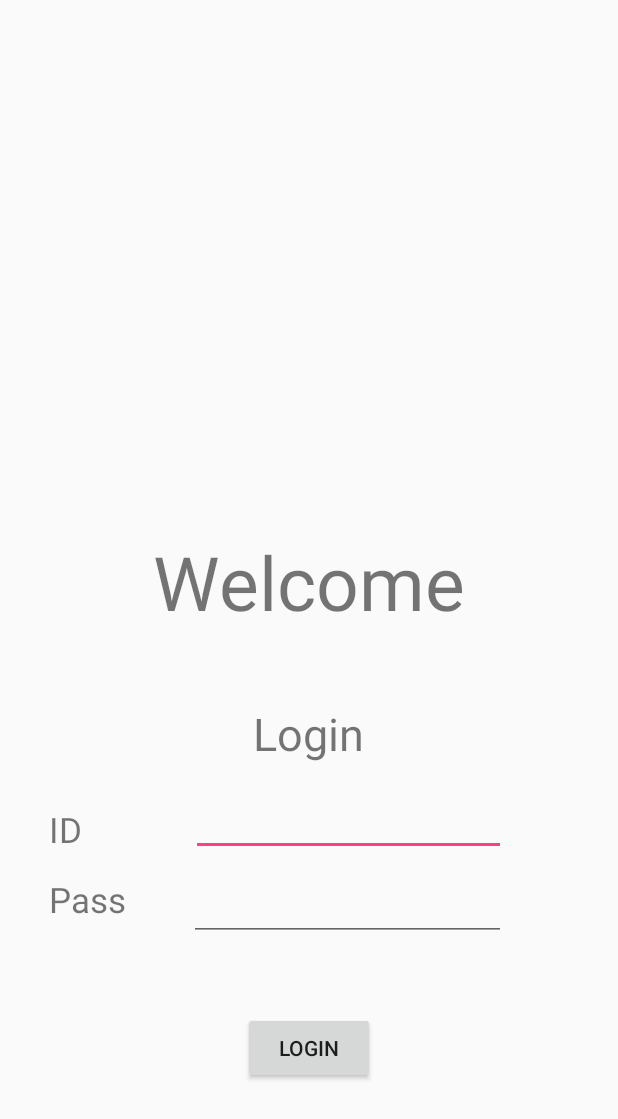
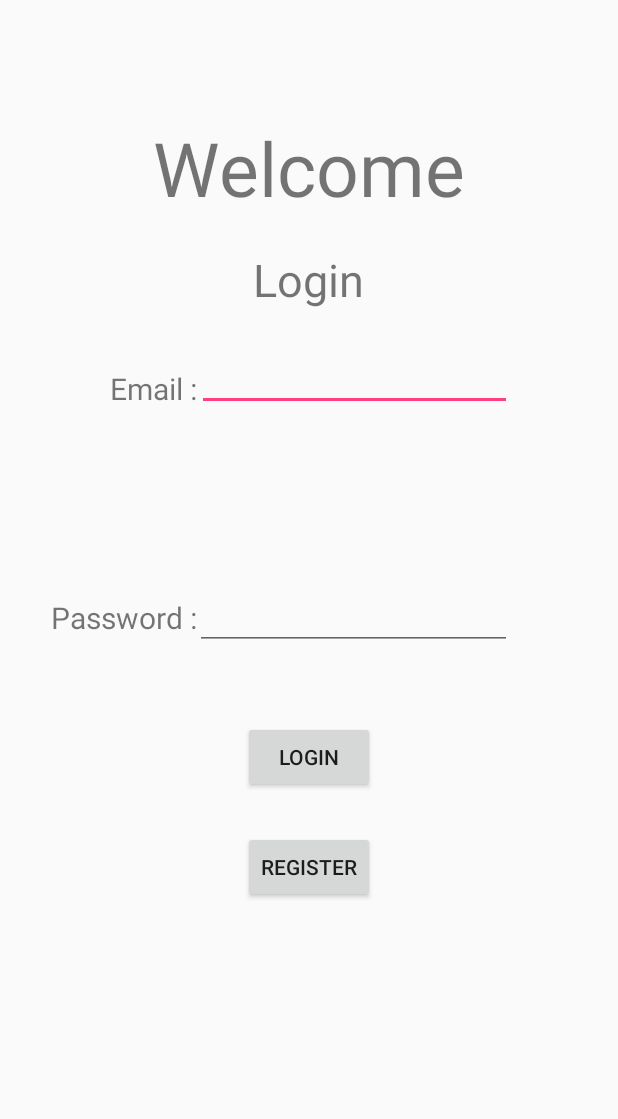
Before and after one commit to fongwz/Orbital-project, an Android app: the screen it shows after launch (MainActivity), after a tap on "LOGIN", on a phone screen of 412 x 824 dp. Shown: the top 1119 px of the screen. Run offline under Robolectric (Android 15) with nearby library versions, the phone set to English and light mode, and no system bars; our stand-ins replace Firebase (no records; nobody signed in at launch, a user with empty details on screens opened directly); libraries missing offline, so code that uses them is left out: com.firebase.client; 2 statements that could not run were skipped.

Commit message:
login system

```diff
--- a/forked/forkedMain/app/src/main/java/com/example/weizheng/forkedmain/LoggedInPage.java
+++ b/forked/forkedMain/app/src/main/java/com/example/weizheng/forkedmain/LoggedInPage.java
@@ -1,16 +1,26 @@
 package com.example.weizheng.forkedmain;
 
+import android.app.Activity;
 import android.support.v7.app.AppCompatActivity;
 import android.os.Bundle;
 import android.content.Intent;
 import android.view.View;
+import android.widget.Toast;
+
+import com.firebase.client.Firebase;
+import com.google.firebase.auth.FirebaseAuth;
 
 public class LoggedInPage extends AppCompatActivity {
+
+    private Firebase myFirebaseRef;
 
     @Override
     protected void onCreate(Bundle savedInstanceState) {
         super.onCreate(savedInstanceState);
         setContentView(R.layout.activity_logged_in_page);
+
+        Firebase.setAndroidContext(this);
+        myFirebaseRef = new Firebase("https://forked-up.firebaseio.com/"); //reference to root directory
     }
 
     //public void onPreferenceClick()
@@ -38,6 +48,15 @@ public class LoggedInPage extends AppCompatActivity {
         startActivity(i);
     }
 
+    public void onSignOutClick(View view){
+        FirebaseAuth myFirebaseAuth = FirebaseAuth.getInstance();
+        myFirebaseAuth.signOut();
+        finish();
+        Toast.makeText(this, "Signed out", Toast.LENGTH_SHORT).show();
+        Intent i = new Intent(this, MainActivity.class);
+        startActivity(i);
+    }
+
     /** Remove back button functionality *****************************************/
     @Override
     public void onBackPressed(){
--- a/forked/forkedMain/app/src/main/java/com/example/weizheng/forkedmain/MainActivity.java
+++ b/forked/forkedMain/app/src/main/java/com/example/weizheng/forkedmain/MainActivity.java
@@ -1,26 +1,114 @@
 package com.example.weizheng.forkedmain;
 
+import android.support.annotation.NonNull;
 import android.support.v7.app.AppCompatActivity;
 import android.os.Bundle;
 import android.content.Intent;
 import android.view.View;
 import android.widget.EditText;
+import android.widget.Toast;
+
+import com.firebase.client.Firebase;
+import com.google.android.gms.tasks.OnCompleteListener;
+import com.google.android.gms.tasks.Task;
+import com.google.firebase.auth.AuthResult;
+import com.google.firebase.auth.FirebaseAuth;
+import com.google.firebase.auth.FirebaseUser;
 
 public class MainActivity extends AppCompatActivity {
+
+    private EditText log_in_email;
+    private EditText log_in_password;
+    private FirebaseAuth myFirebaseAuth;
+    private Firebase myFirebaseRef;
 
     @Override
     protected void onCreate(Bundle savedInstanceState) {
         super.onCreate(savedInstanceState);
         setContentView(R.layout.activity_main);
+        Firebase.setAndroidContext(this);
+
+        myFirebaseAuth = FirebaseAuth.getInstance();
+        myFirebaseRef = new Firebase("https://forked-up.firebaseio.com/"); //reference to root directory
+        log_in_email = (EditText) findViewById(R.id.log_in_email_edittext);
+        log_in_password = (EditText) findViewById(R.id.log_in_password_edittext);
+    }
+
+    @Override
+    protected void onStart() {
+        super.onStart();
+
+        FirebaseUser currentUser = myFirebaseAuth.getCurrentUser();
+        updateUI(currentUser);
+    }
+
+    private void createAccount(String email, String password){
+
+        myFirebaseAuth.createUserWithEmailAndPassword(email, password).addOnCompleteListener(this, new OnCompleteListener<AuthResult>() {
+            @Override
+            public void onComplete(@NonNull Task<AuthResult> task) {
+                if(task.isSuccessful()){
+                    //update user object inside the database
+                    FirebaseUser currentUser = myFirebaseAuth.getCurrentUser();
+                    Firebase userDetailsRef = myFirebaseRef.child("Users").child(currentUser.getUid()).child("isAdmin");
+                    userDetailsRef.setValue("false");
+                    //move to sign in page with only email filled in
+                    Toast.makeText(MainActivity.this, "Account created", Toast.LENGTH_SHORT).show();
+                    updateUI(currentUser);
+                } else {
+                    Toast.makeText(MainActivity.this, "Authentication error", Toast.LENGTH_SHORT).show();
+                    updateUI(null);
+                }
+            }
+        });
 
     }
 
-    public void onClick(View view){
-        EditText was=(EditText)findViewById(R.id.editText2);
-        Intent i = new Intent(this, LoggedInPage.class);
-        String text=was.getText().toString();
-        if(text.equals("hi")) {
+    private void signIn(String email, String password){
+
+        myFirebaseAuth.signInWithEmailAndPassword(email, password).addOnCompleteListener(this, new OnCompleteListener<AuthResult>() {
+            @Override
+            public void onComplete(@NonNull Task<AuthResult> task) {
+                if(task.isSuccessful()){
+                    Toast.makeText(MainActivity.this, "Signed in", Toast.LENGTH_SHORT).show();
+                    FirebaseUser currentUser = myFirebaseAuth.getCurrentUser();
+                    updateUI(currentUser);
+                } else {
+                    Toast.makeText(MainActivity.this, "Authentication error", Toast.LENGTH_SHORT).show();
+                    updateUI(null);
+                }
+            }
+        });
+    }
+
+    private void updateUI(FirebaseUser currentUser){
+
+        if(currentUser != null){
+            finish();
+            Intent i = new Intent(this, LoggedInPage.class);
             startActivity(i);
         }
     }
+
+    public void onLoginClick(View view){
+
+        String email = log_in_email.getText().toString();
+        String password = log_in_password.getText().toString();
+        try {
+            signIn(email, password);
+        } catch (Exception e) {
+            Toast.makeText(this, "Error logging in", Toast.LENGTH_SHORT).show();
+        }
+    }
+
+    public void onRegisterClick(View view){
+
+        String email = log_in_email.getText().toString();
+        String password = log_in_password.getText().toString();
+        try {
+            createAccount(email, password);
+        } catch (Exception e) {
+            Toast.makeText(this, "Please fill in the blank fields", Toast.LENGTH_SHORT).show();
+        }
+    }
 }
--- a/forked/forkedMain/app/src/main/res/layout/activity_logged_in_page.xml
+++ b/forked/forkedMain/app/src/main/res/layout/activity_logged_in_page.xml
@@ -61,4 +61,14 @@
         android:text="Update your preferences"
         android:onClick="onUpdatePrefClick"/>
 
+    <Button
+        android:id="@+id/logged_in_sign_out_button"
+        android:layout_width="wrap_content"
+        android:layout_height="wrap_content"
+        android:layout_alignParentBottom="true"
+        android:layout_alignStart="@+id/logged_in_upload_button"
+        android:layout_marginBottom="21dp"
+        android:text="Sign out"
+        android:onClick="onSignOutClick"/>
+
 </RelativeLayout>
--- a/forked/forkedMain/app/src/main/res/layout/activity_main.xml
+++ b/forked/forkedMain/app/src/main/res/layout/activity_main.xml
@@ -7,45 +7,47 @@
     tools:context="com.example.weizheng.forkedmain.MainActivity">
 
     <TextView
-        android:layout_width="wrap_content"
-        android:layout_height="wrap_content"
-        android:text="Login"
-        android:textSize="30sp"
-        app:layout_constraintBottom_toBottomOf="parent"
-        app:layout_constraintLeft_toLeftOf="parent"
-        app:layout_constraintRight_toRightOf="parent"
-        app:layout_constraintTop_toTopOf="parent"
-        app:layout_constraintVertical_bias="0.358"
-        app:layout_constraintHorizontal_bias="0.498"
-        android:id="@+id/textView4"
-        android:layout_marginBottom="19dp"
-        android:layout_above="@+id/editText"
-        android:layout_centerHorizontal="true" />
-
-    <Button
-        android:id="@+id/siri"
-        android:layout_width="wrap_content"
-        android:layout_height="wrap_content"
-        android:layout_marginTop="47dp"
-        android:onClick="onClick"
-        android:text="LOGIN"
-        android:layout_below="@+id/editText2"
-        android:layout_centerHorizontal="true" />
-
-    <TextView
-        android:id="@+id/textView"
+        android:id="@+id/log_in_welcome"
         android:layout_width="wrap_content"
         android:layout_height="wrap_content"
         android:text="Welcome"
         android:textSize="50sp"
         tools:layout_editor_absoluteX="87dp"
         tools:layout_editor_absoluteY="96dp"
-        android:layout_marginBottom="47dp"
-        android:layout_above="@+id/textView4"
-        android:layout_centerHorizontal="true" />
+        android:layout_alignParentTop="true"
+        android:layout_centerHorizontal="true"
+        android:layout_marginTop="78dp" />
+
+    <TextView
+        android:id="@+id/log_in_text"
+        android:layout_width="wrap_content"
+        android:layout_height="wrap_content"
+        android:layout_alignTop="@+id/log_in_welcome"
+        android:layout_centerHorizontal="true"
+        android:layout_marginTop="88dp"
+        android:text="Login"
+        android:textSize="30sp"
+        app:layout_constraintBottom_toBottomOf="parent"
+        app:layout_constraintHorizontal_bias="0.498"
+        app:layout_constraintLeft_toLeftOf="parent"
+        app:layout_constraintRight_toRightOf="parent"
+        app:layout_constraintTop_toTopOf="parent"
+        app:layout_constraintVertical_bias="0.358" />
+
+    <TextView
+        android:id="@+id/log_in_email_textview"
+        android:layout_width="wrap_content"
+        android:layout_height="33dp"
+        android:layout_alignBaseline="@+id/log_in_email_edittext"
+        android:layout_alignBottom="@+id/log_in_email_edittext"
+        android:layout_toStartOf="@+id/log_in_email_edittext"
+        android:text="Email :"
+        android:textSize="20sp"
+        tools:layout_editor_absoluteX="33dp"
+        tools:layout_editor_absoluteY="258dp" />
 
     <EditText
-        android:id="@+id/editText"
+        android:id="@+id/log_in_email_edittext"
         android:layout_width="210dp"
         android:layout_height="42dp"
         android:ems="10"
@@ -53,12 +55,23 @@
         android:textSize="23sp"
         tools:layout_editor_absoluteX="115dp"
         tools:layout_editor_absoluteY="249dp"
-        android:layout_marginBottom="13dp"
-        android:layout_above="@+id/editText2"
-        android:layout_alignEnd="@+id/editText2" />
+        android:layout_below="@+id/log_in_text"
+        android:layout_alignEnd="@+id/log_in_password_edittext"
+        android:layout_marginTop="25dp" />
+
+    <TextView
+        android:id="@+id/log_in_password_textview"
+        android:layout_width="wrap_content"
+        android:layout_height="wrap_content"
+        android:layout_alignEnd="@+id/log_in_email_textview"
+        android:layout_centerVertical="true"
+        android:text="Password :"
+        android:textSize="20sp"
+        tools:layout_editor_absoluteX="33dp"
+        tools:layout_editor_absoluteY="319dp" />
 
     <EditText
-        android:id="@+id/editText2"
+        android:id="@+id/log_in_password_edittext"
         android:layout_width="211dp"
         android:layout_height="43dp"
         android:ems="10"
@@ -66,32 +79,28 @@
         android:textSize="23sp"
         tools:layout_editor_absoluteX="115dp"
         tools:layout_editor_absoluteY="319dp"
-        android:layout_alignTop="@+id/textView3"
-        android:layout_alignStart="@+id/textView"
-        android:layout_marginStart="24dp" />
+        android:layout_marginStart="28dp"
+        android:layout_centerVertical="true"
+        android:layout_alignStart="@+id/log_in_welcome" />
 
-    <TextView
-        android:id="@+id/textView2"
-        android:layout_width="33dp"
-        android:layout_height="33dp"
-        android:text="ID"
-        android:textSize="23sp"
-        tools:layout_editor_absoluteX="33dp"
-        tools:layout_editor_absoluteY="258dp"
-        android:layout_alignBottom="@+id/editText"
-        android:layout_alignStart="@+id/textView3" />
+    <Button
+        android:id="@+id/log_in_login_button"
+        android:layout_width="wrap_content"
+        android:layout_height="wrap_content"
+        android:layout_below="@+id/log_in_password_edittext"
+        android:layout_centerHorizontal="true"
+        android:layout_marginTop="47dp"
+        android:onClick="onLoginClick"
+        android:text="LOGIN" />
 
-    <TextView
-        android:id="@+id/textView3"
-        android:layout_width="54dp"
-        android:layout_height="38dp"
-        android:text="Pass"
-        android:textSize="23sp"
-        tools:layout_editor_absoluteX="33dp"
-        tools:layout_editor_absoluteY="319dp"
-        android:layout_marginEnd="15dp"
-        android:layout_marginBottom="202dp"
-        android:layout_alignParentBottom="true"
-        android:layout_toStartOf="@+id/textView" />
+    <Button
+        android:id="@+id/log_in_register_button"
+        android:layout_width="wrap_content"
+        android:layout_height="wrap_content"
+        android:layout_alignEnd="@+id/log_in_login_button"
+        android:layout_below="@+id/log_in_login_button"
+        android:layout_marginTop="25dp"
+        android:text="Register"
+        android:onClick="onRegisterClick"/>
 
 </RelativeLayout>
--- a/forked/forkedMain/app/src/main/res/layout/activity_settings3.xml
+++ b/forked/forkedMain/app/src/main/res/layout/activity_settings3.xml
@@ -7,7 +7,7 @@
     tools:context="com.example.weizheng.forkedmain.Settings3">
 
     <TextView
-        android:id="@+id/textView2"
+        android:id="@+id/log_in_email_textview"
         android:layout_width="wrap_content"
         android:layout_height="wrap_content"
         android:text="Dish Type Preference"
@@ -26,8 +26,8 @@
         android:text="Meat"
         tools:layout_editor_absoluteX="40dp"
         tools:layout_editor_absoluteY="144dp"
-        android:layout_below="@+id/textView2"
-        android:layout_alignStart="@+id/textView2"
+        android:layout_below="@+id/log_in_email_textview"
+        android:layout_alignStart="@+id/log_in_email_textview"
         android:layout_marginTop="30dp" />
 
     <CheckBox
```
